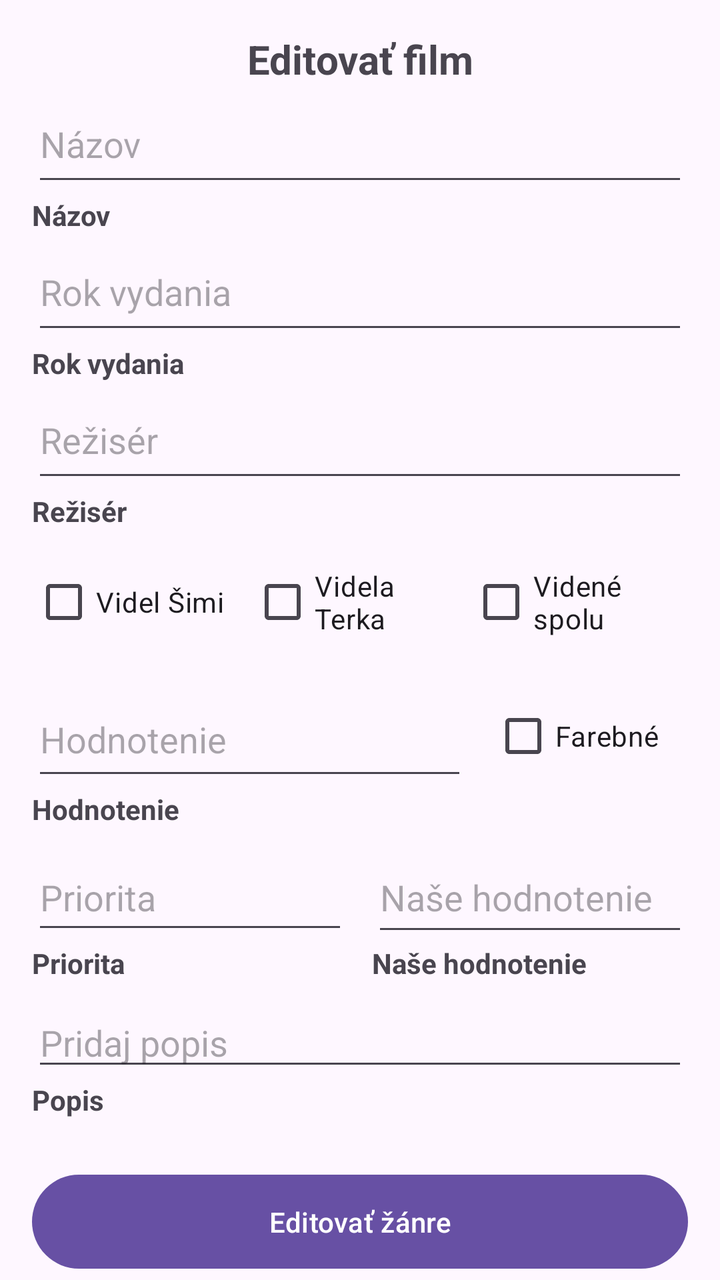
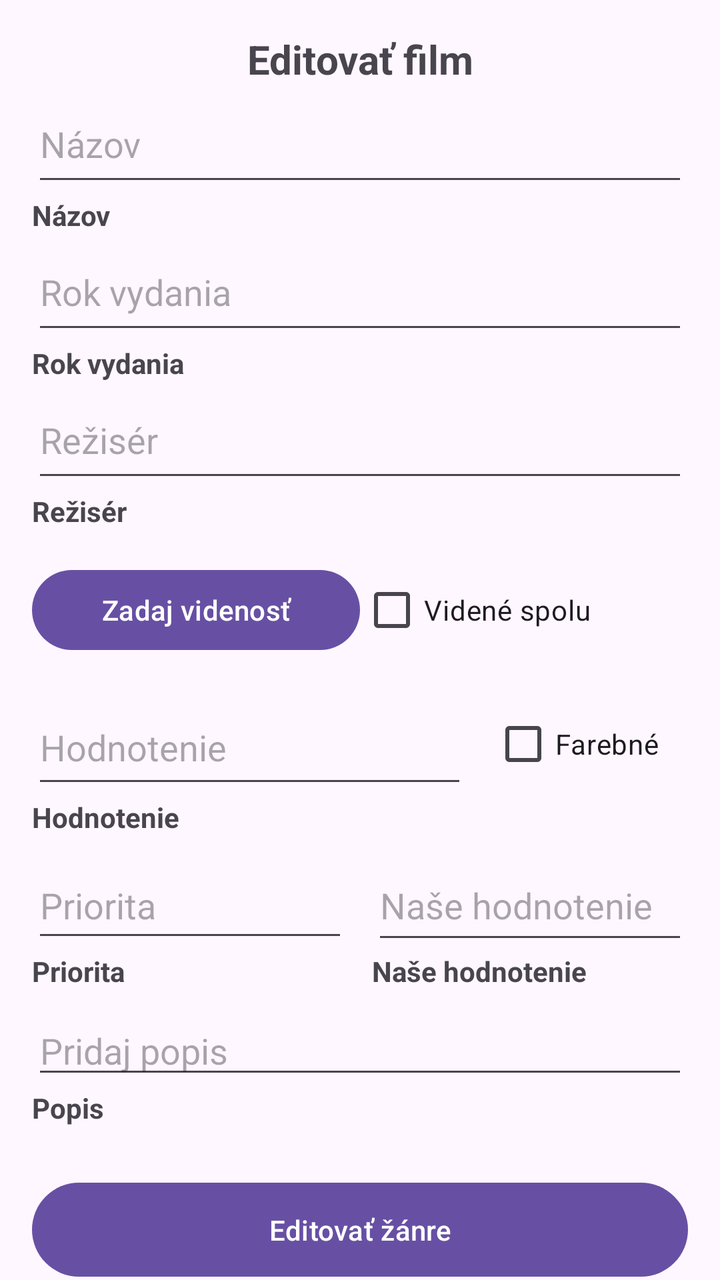

Screens rendered from an Android XML layout before and after an edit, with the pre-edit source and the edit as a unified diff.
<!-- AndroidManifest.xml: application theme Theme.Movies -->
<!-- res/layout/edit_movie_fragment.xml -->
<?xml version="1.0" encoding="utf-8"?>
<androidx.core.widget.NestedScrollView
    xmlns:android="http://schemas.android.com/apk/res/android"
    xmlns:app="http://schemas.android.com/apk/res-auto"
    xmlns:tools="http://schemas.android.com/tools"
    android:layout_width="match_parent"
    android:layout_height="match_parent"
    android:fillViewport="true">

    <androidx.constraintlayout.widget.ConstraintLayout
        android:layout_width="match_parent"
        android:layout_height="wrap_content"
        android:padding="16dp">

        <TextView
            android:id="@+id/editMovie"
            android:layout_width="0dp"
            android:layout_height="wrap_content"
            android:gravity="center"
            android:text="Editovať film"
            android:textSize="20sp"
            android:textStyle="bold"
            app:layout_constraintEnd_toEndOf="parent"
            app:layout_constraintStart_toStartOf="parent"
            app:layout_constraintTop_toTopOf="parent" />

        <TextView
            android:id="@+id/nazovTextView"
            android:layout_width="0dp"
            android:layout_height="wrap_content"
            android:text="Názov"
            android:textStyle="bold"
            app:layout_constraintEnd_toEndOf="parent"
            app:layout_constraintStart_toStartOf="parent"
            app:layout_constraintTop_toBottomOf="@+id/editTitleText" />

        <EditText
            android:id="@+id/editTitleText"
            android:layout_width="0dp"
            android:layout_height="55dp"
            android:ems="10"
            android:hint="Názov"
            android:inputType="text"
            app:layout_constraintEnd_toEndOf="parent"
            app:layout_constraintStart_toStartOf="parent"
            app:layout_constraintTop_toBottomOf="@+id/editMovie" />

        <TextView
            android:id="@+id/rokTextView"
            android:layout_width="0dp"
            android:layout_height="wrap_content"
            android:text="Rok vydania"
            android:textStyle="bold"
            app:layout_constraintEnd_toEndOf="parent"
            app:layout_constraintHorizontal_bias="0.0"
            app:layout_constraintStart_toStartOf="parent"
            app:layout_constraintTop_toBottomOf="@+id/editYearText" />

        <EditText
            android:id="@+id/editYearText"
            android:layout_width="0dp"
            android:layout_height="55dp"
            android:ems="10"
            android:hint="Rok vydania"
            android:inputType="text"
            app:layout_constraintEnd_toEndOf="parent"
            app:layout_constraintStart_toStartOf="parent"
            app:layout_constraintTop_toBottomOf="@+id/nazovTextView" />

        <TextView
            android:id="@+id/reziserTextView"
            android:layout_width="0dp"
            android:layout_height="wrap_content"
            android:text="Režisér"
            android:textStyle="bold"
            app:layout_constraintEnd_toEndOf="parent"
            app:layout_constraintStart_toStartOf="parent"
            app:layout_constraintTop_toBottomOf="@+id/editDirectorText" />

        <EditText
            android:id="@+id/editDirectorText"
            android:layout_width="0dp"
            android:layout_height="55dp"
            android:ems="10"
            android:hint="Režisér"
            android:inputType="text"
            app:layout_constraintEnd_toEndOf="parent"
            app:layout_constraintStart_toStartOf="parent"
            app:layout_constraintTop_toBottomOf="@+id/rokTextView" />


        <CheckBox
            android:id="@+id/editSeenTerka"
            android:layout_width="0dp"
            android:layout_height="wrap_content"
            android:layout_marginTop="12dp"
            android:text="Videla Terka"
            app:layout_constraintEnd_toStartOf="@+id/editSeenBoth"
            app:layout_constraintStart_toEndOf="@+id/editSeenSimi"
            app:layout_constraintTop_toBottomOf="@+id/reziserTextView" />

        <CheckBox
            android:id="@+id/editSeenBoth"
            android:layout_width="0dp"
            android:layout_height="wrap_content"
            android:layout_marginTop="12dp"
            android:text="Videné spolu"
            app:layout_constraintEnd_toEndOf="parent"
            app:layout_constraintStart_toEndOf="@+id/editSeenTerka"
            app:layout_constraintTop_toBottomOf="@+id/reziserTextView" />

        <CheckBox
            android:id="@+id/editSeenSimi"
            android:layout_width="0dp"
            android:layout_height="wrap_content"
            android:layout_marginTop="12dp"
            android:text="Videl Šimi"
            app:layout_constraintEnd_toStartOf="@+id/editSeenTerka"
            app:layout_constraintHorizontal_chainStyle="spread_inside"
            app:layout_constraintStart_toStartOf="parent"
            app:layout_constraintTop_toBottomOf="@+id/reziserTextView" />

        
        <TextView
            android:id="@+id/hodnotenieTextView"
            android:layout_width="0dp"
            android:layout_height="wrap_content"
            android:text="Hodnotenie"
            android:textStyle="bold"
            app:layout_constraintEnd_toEndOf="parent"
            app:layout_constraintHorizontal_bias="0.0"
            app:layout_constraintStart_toStartOf="parent"
            app:layout_constraintTop_toBottomOf="@+id/editRating" />

        <EditText
            android:id="@+id/editRating"
            android:layout_width="0dp"
            android:layout_height="54dp"
            android:layout_marginTop="16dp"
            android:ems="10"
            android:hint="Hodnotenie"
            android:inputType="text"
            app:layout_constraintEnd_toStartOf="@+id/editColor"
            app:layout_constraintStart_toStartOf="parent"
            app:layout_constraintTop_toBottomOf="@+id/editSeenSimi" />

        <CheckBox
            android:id="@+id/editColor"
            android:layout_width="0dp"
            android:layout_height="wrap_content"
            android:layout_marginStart="12dp"
            android:text="Farebné"
            app:layout_constraintWidth_percent="0.3"
            app:layout_constraintStart_toEndOf="@+id/editRating"
            app:layout_constraintEnd_toEndOf="parent"
            app:layout_constraintTop_toTopOf="@+id/editRating"
            app:layout_constraintBottom_toBottomOf="@+id/editRating" />

        <TextView
            android:id="@+id/prioritaTextView"
            android:layout_width="0dp"
            android:layout_height="19dp"
            android:text="Priorita"
            android:textStyle="bold"
            app:layout_constraintStart_toStartOf="parent"
            app:layout_constraintTop_toBottomOf="@+id/editPriority"
            app:layout_constraintWidth_percent="0.45" />

        <TextView
            android:id="@+id/naseHodnotenieTextView"
            android:layout_width="0dp"
            android:layout_height="19dp"
            android:text="Naše hodnotenie"
            android:textStyle="bold"
            app:layout_constraintEnd_toEndOf="parent"
            app:layout_constraintHorizontal_bias="0.687"
            app:layout_constraintStart_toEndOf="@+id/prioritaTextView"
            app:layout_constraintTop_toTopOf="@+id/prioritaTextView"
            app:layout_constraintWidth_percent="0.45" />

        <EditText
            android:id="@+id/editPriority"
            android:layout_width="0dp"
            android:layout_height="50dp"
            android:layout_marginTop="8dp"
            android:ems="10"
            android:hint="Priorita"
            android:inputType="text"
            app:layout_constraintEnd_toStartOf="@+id/editOurRating"
            app:layout_constraintStart_toStartOf="parent"
            app:layout_constraintTop_toBottomOf="@+id/hodnotenieTextView" />

        <EditText
            android:id="@+id/editOurRating"
            android:layout_width="0dp"
            android:layout_height="52dp"
            android:layout_marginStart="12dp"
            android:ems="10"
            android:hint="Naše hodnotenie"
            android:inputType="text"
            app:layout_constraintStart_toEndOf="@+id/editPriority"
            app:layout_constraintEnd_toEndOf="parent"
            app:layout_constraintTop_toTopOf="@+id/editPriority"
            app:layout_constraintBottom_toBottomOf="@+id/editPriority" />

        <TextView
            android:id="@+id/descriptionLabel"
            android:layout_width="0dp"
            android:layout_height="wrap_content"
            android:text="Popis"
            android:textStyle="bold"
            app:layout_constraintEnd_toEndOf="parent"
            app:layout_constraintStart_toStartOf="parent"
            app:layout_constraintTop_toBottomOf="@+id/descriptionText" />

        <EditText
            android:id="@+id/descriptionText"
            android:layout_width="328dp"
            android:layout_height="wrap_content"
            android:layout_marginTop="8dp"
            android:ems="10"
            android:gravity="start|top"
            android:hint="Pridaj popis"
            android:inputType="textMultiLine"
            android:minLines="1"
            app:layout_constraintEnd_toEndOf="parent"
            app:layout_constraintHorizontal_bias="0.0"
            app:layout_constraintStart_toStartOf="parent"
            app:layout_constraintTop_toBottomOf="@+id/prioritaTextView" />

        <Button
            android:id="@+id/editGenres"
            android:layout_width="0dp"
            android:layout_height="55dp"
            android:layout_marginTop="24dp"
            android:text="Editovať žánre"
            app:layout_constraintEnd_toEndOf="parent"
            app:layout_constraintHorizontal_bias="0.0"
            app:layout_constraintStart_toStartOf="parent"
            app:layout_constraintTop_toBottomOf="@+id/descriptionLabel" />

        <Button
            android:id="@+id/editMovieBtn"
            android:layout_width="0dp"
            android:layout_height="54dp"
            android:layout_marginTop="16dp"
            android:layout_marginBottom="16dp"
            android:text="Editovať film"
            app:layout_constraintStart_toStartOf="parent"
            app:layout_constraintEnd_toEndOf="parent"
            app:layout_constraintTop_toBottomOf="@+id/editGenres" />

    </androidx.constraintlayout.widget.ConstraintLayout>
</androidx.core.widget.NestedScrollView>
<!-- resources referenced by this layout -->
<resources>
  <style name="Theme.Movies" parent="Base.Theme.Movies" />
  <style name="Base.Theme.Movies" parent="Theme.Material3.DayNight.NoActionBar">
          
          
      </style>
</resources>

<!-- the commit's change to res/layout/edit_movie_fragment.xml (unified diff, before → after) -->
@@ -90,35 +90,14 @@
 
 
         <CheckBox
-            android:id="@+id/editSeenTerka"
-            android:layout_width="0dp"
-            android:layout_height="wrap_content"
-            android:layout_marginTop="12dp"
-            android:text="Videla Terka"
-            app:layout_constraintEnd_toStartOf="@+id/editSeenBoth"
-            app:layout_constraintStart_toEndOf="@+id/editSeenSimi"
-            app:layout_constraintTop_toBottomOf="@+id/reziserTextView" />
-
-        <CheckBox
             android:id="@+id/editSeenBoth"
             android:layout_width="0dp"
             android:layout_height="wrap_content"
-            android:layout_marginTop="12dp"
             android:text="Videné spolu"
-            app:layout_constraintEnd_toEndOf="parent"
-            app:layout_constraintStart_toEndOf="@+id/editSeenTerka"
-            app:layout_constraintTop_toBottomOf="@+id/reziserTextView" />
-
-        <CheckBox
-            android:id="@+id/editSeenSimi"
-            android:layout_width="0dp"
-            android:layout_height="wrap_content"
-            android:layout_marginTop="12dp"
-            android:text="Videl Šimi"
-            app:layout_constraintEnd_toStartOf="@+id/editSeenTerka"
-            app:layout_constraintHorizontal_chainStyle="spread_inside"
-            app:layout_constraintStart_toStartOf="parent"
-            app:layout_constraintTop_toBottomOf="@+id/reziserTextView" />
+            app:layout_constraintBottom_toBottomOf="@+id/seenBtn"
+            app:layout_constraintEnd_toEndOf="parent"
+            app:layout_constraintStart_toEndOf="@+id/seenBtn"
+            app:layout_constraintTop_toTopOf="@+id/seenBtn" />
 
         
         <TextView
@@ -142,7 +121,7 @@
             android:inputType="text"
             app:layout_constraintEnd_toStartOf="@+id/editColor"
             app:layout_constraintStart_toStartOf="parent"
-            app:layout_constraintTop_toBottomOf="@+id/editSeenSimi" />
+            app:layout_constraintTop_toBottomOf="@+id/seenBtn" />
 
         <CheckBox
             android:id="@+id/editColor"
@@ -250,5 +229,15 @@
             app:layout_constraintEnd_toEndOf="parent"
             app:layout_constraintTop_toBottomOf="@+id/editGenres" />
 
+        <Button
+            android:id="@+id/seenBtn"
+            android:layout_width="0dp"
+            android:layout_height="wrap_content"
+            android:layout_marginTop="16dp"
+            android:text="Zadaj videnosť"
+            app:layout_constraintStart_toStartOf="parent"
+            app:layout_constraintEnd_toStartOf="@id/editSeenBoth"
+            app:layout_constraintTop_toBottomOf="@+id/reziserTextView" />
+
     </androidx.constraintlayout.widget.ConstraintLayout>
 </androidx.core.widget.NestedScrollView>
